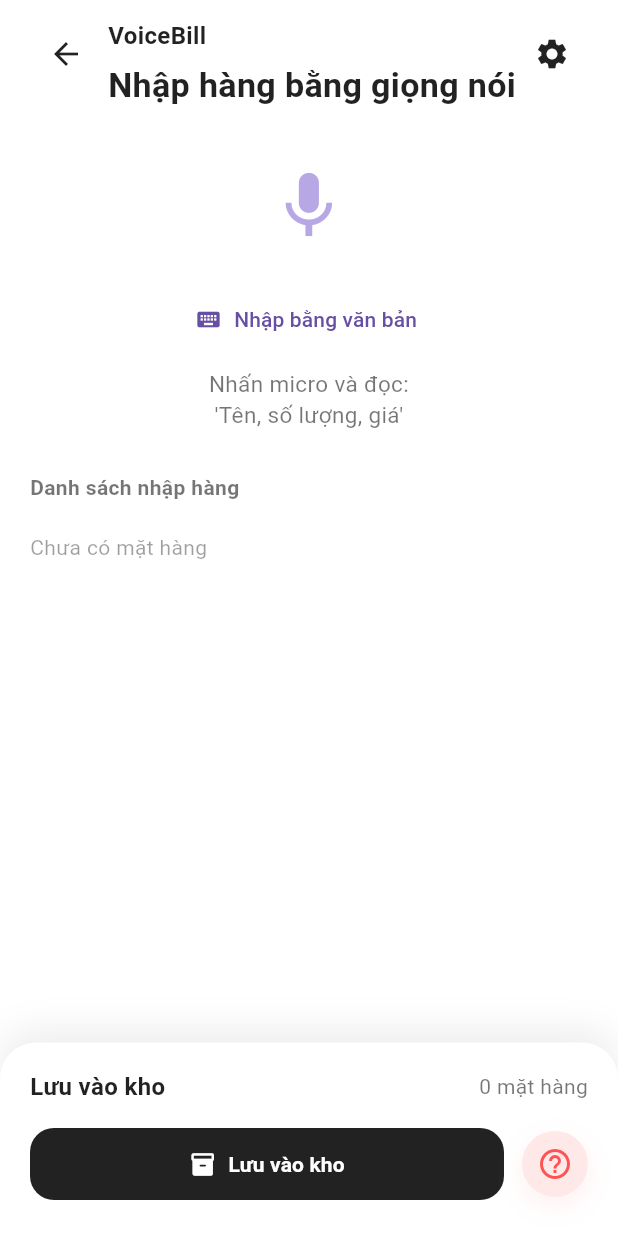
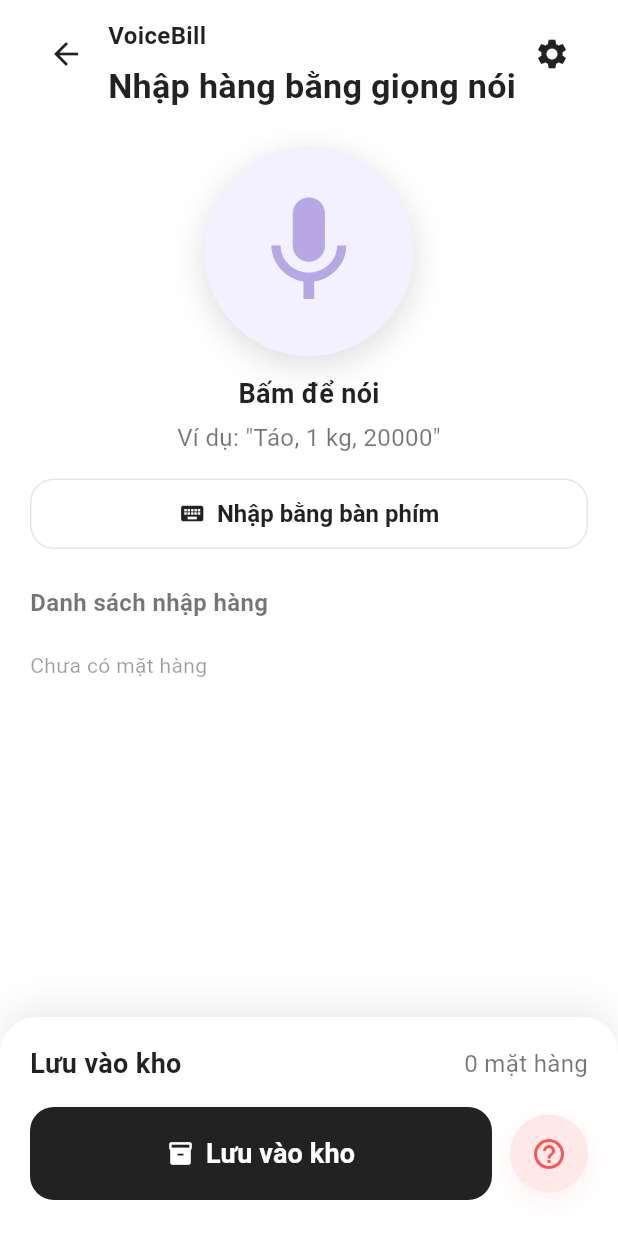
Before and after one commit to nguyenkhanhduya102-gif/Voice_bill, a Flutter app: the StockEntryPage screen opened directly, on a phone screen of 412 x 824 dp. Run offline on Flutter 3.47's test engine with Material 3 defaults, Android fonts, the phone set to English and light mode, and no system bars; our stand-ins replace cloud_firestore, firebase_auth, firebase_core, firebase_storage, google_generative_ai, google_sign_in and 5 more; accounts and stored records are empty; statements that could not run were skipped.

Commit message:
Update FE

```diff
--- a/lib/pages/stock_entry_page.dart
+++ b/lib/pages/stock_entry_page.dart
@@ -275,7 +275,7 @@ class _StockEntryPageState extends State<StockEntryPage> {
                                     'Nhập hàng bằng giọng nói',
                                     maxLines: 1,
                                     style: TextStyle(
-                                      fontSize: 24,
+                                      fontSize: 28,
                                       fontWeight: FontWeight.bold,
                                       color: Colors.black87,
                                     ),
@@ -303,40 +303,84 @@ class _StockEntryPageState extends State<StockEntryPage> {
                     children: [
                       const SizedBox(height: 12),
                       Center(
-                        child: InkWell(
-                          borderRadius: BorderRadius.circular(24),
+                        child: Column(
+                          children: [
+                            InkWell(
+                              borderRadius: BorderRadius.circular(80),
                               onTap: _toggleListening,
-                          child: const Padding(
-                            padding: EdgeInsets.all(12),
-                            child: _WavePulse(size: 56),
+                              child: Container(
+                                width: 140,
+                                height: 140,
+                                decoration: BoxDecoration(
+                                  color: _isListening
+                                      ? const Color(0xFFE8E1FF)
+                                      : const Color(0xFFF3F0FF),
+                                  shape: BoxShape.circle,
+                                  boxShadow: const [
+                                    BoxShadow(
+                                      color: Color(0x22000000),
+                                      blurRadius: 18,
+                                      offset: Offset(0, 6),
+                                    ),
+                                  ],
+                                ),
+                                child: const Center(
+                                  child: _WavePulse(size: 90),
                                 ),
                               ),
                             ),
                             const SizedBox(height: 12),
+                            Text(
+                              _isListening ? 'Đang nghe...' : 'Bấm để nói',
+                              style: const TextStyle(
+                                fontSize: 18,
+                                fontWeight: FontWeight.w600,
+                                color: Colors.black87,
+                              ),
+                            ),
+                            const SizedBox(height: 6),
+                            const Text(
+                              'Ví dụ: "Táo, 1 kg, 20000"',
+                              textAlign: TextAlign.center,
+                              style: TextStyle(
+                                fontSize: 16,
+                                color: Colors.black54,
+                                height: 1.3,
+                              ),
+                            ),
+                          ],
+                        ),
+                      ),
+                      const SizedBox(height: 16),
                       Center(
-                        child: TextButton.icon(
+                        child: SizedBox(
+                          width: double.infinity,
+                          child: ElevatedButton.icon(
                             onPressed: _openTextEntry,
                             icon: const Icon(Icons.keyboard),
-                          label: const Text('Nhập bằng văn bản'),
+                            label: const Text('Nhập bằng bàn phím'),
+                            style: ElevatedButton.styleFrom(
+                              backgroundColor: Colors.white,
+                              foregroundColor: Colors.black87,
+                              elevation: 0,
+                              side: const BorderSide(color: Color(0xFFE5E5E5)),
+                              padding: const EdgeInsets.symmetric(vertical: 14),
+                              textStyle: const TextStyle(
+                                fontSize: 16,
+                                fontWeight: FontWeight.w600,
                               ),
-                      ),
-                      const SizedBox(height: 8),
-                      const Center(
-                        child: Text(
-                          'Nhấn micro và đọc:\n\'Tên, số lượng, giá\'',
-                          textAlign: TextAlign.center,
-                          style: TextStyle(
-                            fontSize: 15,
-                            color: Colors.black54,
-                            height: 1.4,
+                              shape: RoundedRectangleBorder(
+                                borderRadius: BorderRadius.circular(16),
                               ),
                             ),
                           ),
-                      const SizedBox(height: 28),
+                        ),
+                      ),
+                      const SizedBox(height: 24),
                       const Text(
                         'Danh sách nhập hàng',
                         style: TextStyle(
-                          fontSize: 14,
+                          fontSize: 16,
                           fontWeight: FontWeight.w600,
                           color: Colors.black54,
                         ),
@@ -402,7 +446,7 @@ class _StockEntryPageState extends State<StockEntryPage> {
                     const Text(
                       'Lưu vào kho',
                       style: TextStyle(
-                        fontSize: 16,
+                        fontSize: 18,
                         fontWeight: FontWeight.w600,
                         color: Colors.black87,
                       ),
@@ -411,7 +455,7 @@ class _StockEntryPageState extends State<StockEntryPage> {
                     Text(
                       '$count mặt hàng',
                       style: const TextStyle(
-                        fontSize: 14,
+                        fontSize: 16,
                         color: Colors.black54,
                       ),
                     ),
@@ -428,7 +472,7 @@ class _StockEntryPageState extends State<StockEntryPage> {
                     style: ElevatedButton.styleFrom(
                       backgroundColor: Colors.black87,
                       foregroundColor: Colors.white,
-                      padding: const EdgeInsets.symmetric(vertical: 14),
+                      padding: const EdgeInsets.symmetric(vertical: 18),
                       shape: RoundedRectangleBorder(
                         borderRadius: BorderRadius.circular(16),
                       ),
@@ -437,7 +481,10 @@ class _StockEntryPageState extends State<StockEntryPage> {
                     icon: const Icon(Icons.inventory_2_rounded),
                     label: const Text(
                       'Lưu vào kho',
-                      style: TextStyle(fontWeight: FontWeight.w600),
+                      style: TextStyle(
+                        fontWeight: FontWeight.w600,
+                        fontSize: 18,
+                      ),
                     ),
                   ),
                 ),
@@ -464,11 +511,11 @@ class _StockEntryPageState extends State<StockEntryPage> {
                   },
                   borderRadius: BorderRadius.circular(24),
                   child: Container(
-                    width: 44,
-                    height: 44,
+                    width: 52,
+                    height: 52,
                     decoration: BoxDecoration(
                       color: const Color(0xFFFFE8E8),
-                      borderRadius: BorderRadius.circular(22),
+                      borderRadius: BorderRadius.circular(26),
                       boxShadow: const [
                         BoxShadow(
                           color: Color(0x33FFB3B3),
```
Also changed, not shown: lib/pages/create_bill_page.dart (+79 -32 lines). Lines whose indentation alone changed are shown as unchanged.
